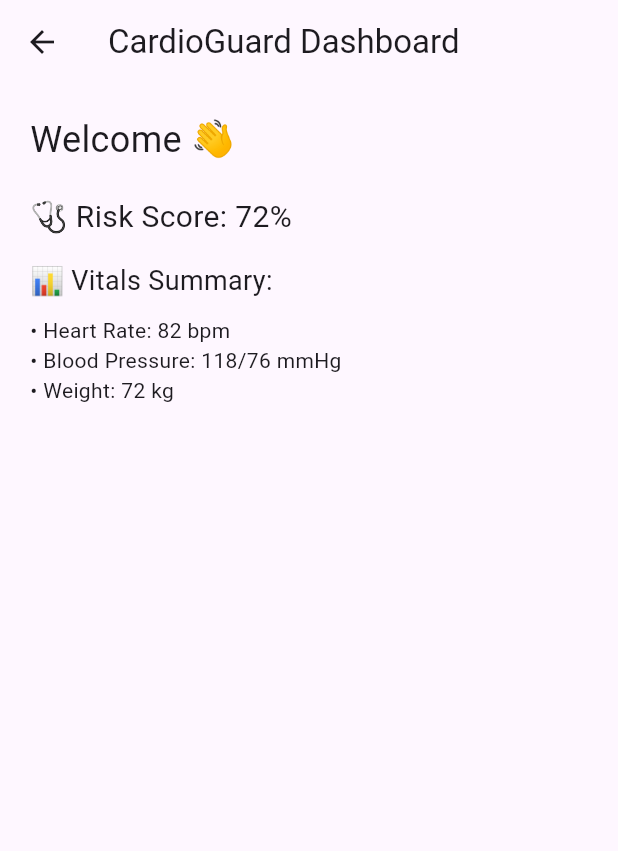
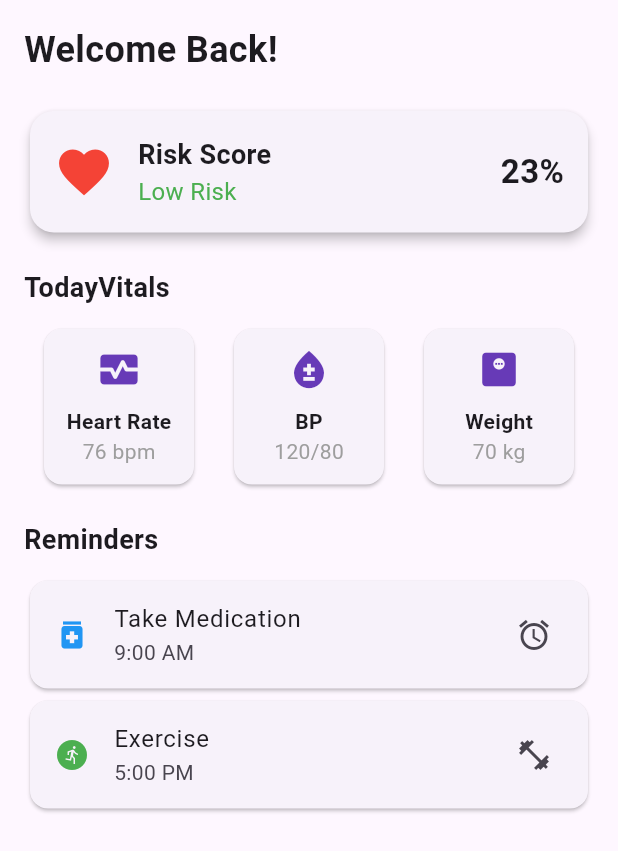
Before and after one commit to AkashRJ0510/cardioguard, a Flutter app: the DashboardScreen screen opened by its route, on a phone screen of 412 x 824 dp. Shown: the top 851 px of the screen. Run offline on Flutter 3.47's test engine with Material 3 defaults, Android fonts, the phone set to English and light mode, and no system bars; our stand-ins replace firebase_auth, firebase_core; accounts and stored records are empty.

Commit message:
Added 4 tabs with some scrren

```diff
--- a/lib/routes/app_routes.dart
+++ b/lib/routes/app_routes.dart
@@ -4,6 +4,7 @@
 import '../screens/dashboard/dashboard_screen.dart';
 import '../screens/login/forgot_password_screen.dart';
 import '../screens/splash_screen.dart';
+import '../screens/main_tab_controller.dart';
 
 final Map<String, WidgetBuilder> appRoutes = {
   '/': (context) => const SplashScreen(),
@@ -11,4 +12,5 @@
   '/signup': (context) => const SignupScreen(),
   '/dashboard': (context) => const DashboardScreen(),
   '/forgot-password': (context) => const ForgotPasswordScreen(),
+  '/main-tabs': (context) => const MainTabController(),
 };
--- a/lib/screens/dashboard/dashboard_screen.dart
+++ b/lib/screens/dashboard/dashboard_screen.dart
@@ -6,21 +6,154 @@
   @override
   Widget build(BuildContext context) {
     return Scaffold(
-      appBar: AppBar(title: const Text('CardioGuard Dashboard')),
-      body: Padding(
-        padding: const EdgeInsets.all(20.0),
+      body: SafeArea(
+        child: SingleChildScrollView(
+          padding: const EdgeInsets.all(16.0),
+          child: Column(
+            crossAxisAlignment: CrossAxisAlignment.start,
+            children: [
+              const Text(
+                'Welcome Back!',
+                style: TextStyle(fontSize: 24, fontWeight: FontWeight.bold),
+              ),
+              const SizedBox(height: 20),
+              _buildRiskScoreCard(),
+              const SizedBox(height: 20),
+              _buildVitalsSection(),
+              const SizedBox(height: 20),
+              _buildRemindersSection(),
+            ],
+          ),
+        ),
+      ),
+    );
+  }
+
+  Widget _buildRiskScoreCard() {
+    return Card(
+      shape: RoundedRectangleBorder(borderRadius: BorderRadius.circular(16)),
+      elevation: 3,
+      child: Padding(
+        padding: const EdgeInsets.all(16.0),
+        child: Row(
+          children: const [
+            Icon(Icons.favorite, color: Colors.red, size: 40),
+            SizedBox(width: 16),
+            Expanded(
+              child: Column(
+                crossAxisAlignment: CrossAxisAlignment.start,
+                children: [
+                  Text(
+                    'Risk Score',
+                    style: TextStyle(fontSize: 18, fontWeight: FontWeight.bold),
+                  ),
+                  Text(
+                    'Low Risk',
+                    style: TextStyle(fontSize: 16, color: Colors.green),
+                  ),
+                ],
+              ),
+            ),
+            Text(
+              '23%',
+              style: TextStyle(fontSize: 22, fontWeight: FontWeight.bold),
+            ),
+          ],
+        ),
+      ),
+    );
+  }
+
+  Widget _buildVitalsSection() {
+    return Column(
+      crossAxisAlignment: CrossAxisAlignment.start,
+      children: [
+        const Text(
+          'Today'
+          'Vitals',
+          style: TextStyle(fontSize: 18, fontWeight: FontWeight.bold),
+        ),
+        const SizedBox(height: 10),
+        Row(
+          mainAxisAlignment: MainAxisAlignment.spaceAround,
+          children: const [
+            _VitalCard(
+              label: 'Heart Rate',
+              value: '76 bpm',
+              icon: Icons.monitor_heart,
+            ),
+            _VitalCard(label: 'BP', value: '120/80', icon: Icons.bloodtype),
+            _VitalCard(
+              label: 'Weight',
+              value: '70 kg',
+              icon: Icons.monitor_weight,
+            ),
+          ],
+        ),
+      ],
+    );
+  }
+
+  Widget _buildRemindersSection() {
+    return Column(
+      crossAxisAlignment: CrossAxisAlignment.start,
+      children: [
+        const Text(
+          'Reminders',
+          style: TextStyle(fontSize: 18, fontWeight: FontWeight.bold),
+        ),
+        const SizedBox(height: 10),
+        Card(
+          shape: RoundedRectangleBorder(
+            borderRadius: BorderRadius.circular(12),
+          ),
+          child: ListTile(
+            leading: const Icon(Icons.medication, color: Colors.blue),
+            title: const Text('Take Medication'),
+            subtitle: const Text('9:00 AM'),
+            trailing: const Icon(Icons.alarm),
+          ),
+        ),
+        Card(
+          shape: RoundedRectangleBorder(
+            borderRadius: BorderRadius.circular(12),
+          ),
+          child: ListTile(
+            leading: const Icon(Icons.run_circle, color: Colors.green),
+            title: const Text('Exercise'),
+            subtitle: const Text('5:00 PM'),
+            trailing: const Icon(Icons.fitness_center),
+          ),
+        ),
+      ],
+    );
+  }
+}
+
+class _VitalCard extends StatelessWidget {
+  final String label;
+  final String value;
+  final IconData icon;
+
+  const _VitalCard({
+    required this.label,
+    required this.value,
+    required this.icon,
+  });
+
+  @override
+  Widget build(BuildContext context) {
+    return Card(
+      shape: RoundedRectangleBorder(borderRadius: BorderRadius.circular(12)),
+      child: Container(
+        width: 100,
+        padding: const EdgeInsets.all(12),
         child: Column(
-          crossAxisAlignment: CrossAxisAlignment.start,
           children: [
-            const Text('Welcome 👋', style: TextStyle(fontSize: 24)),
-            const SizedBox(height: 20),
-            const Text('🩺 Risk Score: 72%', style: TextStyle(fontSize: 20)),
-            const SizedBox(height: 15),
-            const Text('📊 Vitals Summary:', style: TextStyle(fontSize: 18)),
+            Icon(icon, size: 30, color: Colors.deepPurple),
             const SizedBox(height: 10),
-            const Text('• Heart Rate: 82 bpm'),
-            const Text('• Blood Pressure: 118/76 mmHg'),
-            const Text('• Weight: 72 kg'),
+            Text(label, style: const TextStyle(fontWeight: FontWeight.bold)),
+            Text(value, style: const TextStyle(color: Colors.grey)),
           ],
         ),
       ),
--- a/lib/screens/login/login_screen.dart
+++ b/lib/screens/login/login_screen.dart
@@ -34,7 +34,7 @@
         ).showSnackBar(const SnackBar(content: Text('Login successful!')));
 
         // ✅ Navigate to dashboard
-        Navigator.pushReplacementNamed(context, '/dashboard');
+        Navigator.pushReplacementNamed(context, '/main-tabs');
       } else {
         setState(() {
           _error = "Login failed. User is null.";
--- a/lib/screens/signup/signup_screen.dart
+++ b/lib/screens/signup/signup_screen.dart
@@ -33,7 +33,7 @@
           context,
         ).showSnackBar(const SnackBar(content: Text('Signup successful!')));
         // TODO: Navigate to dashboard
-        Navigator.pushReplacementNamed(context, '/dashboard');
+        Navigator.pushReplacementNamed(context, '/main-tabs');
       }
     } catch (e) {
       setState(() {
```
Also changed, not shown: lib/screens/checkin_screen.dart (added, +58 -0 lines), lib/screens/history_screen.dart (added, +53 -0 lines), lib/screens/main_tab_controller.dart (added, +55 -0 lines), lib/screens/settings_screen.dart (added, +61 -0 lines), lib/widgets/bottom_nav_bar.dart (added, +36 -0 lines).
